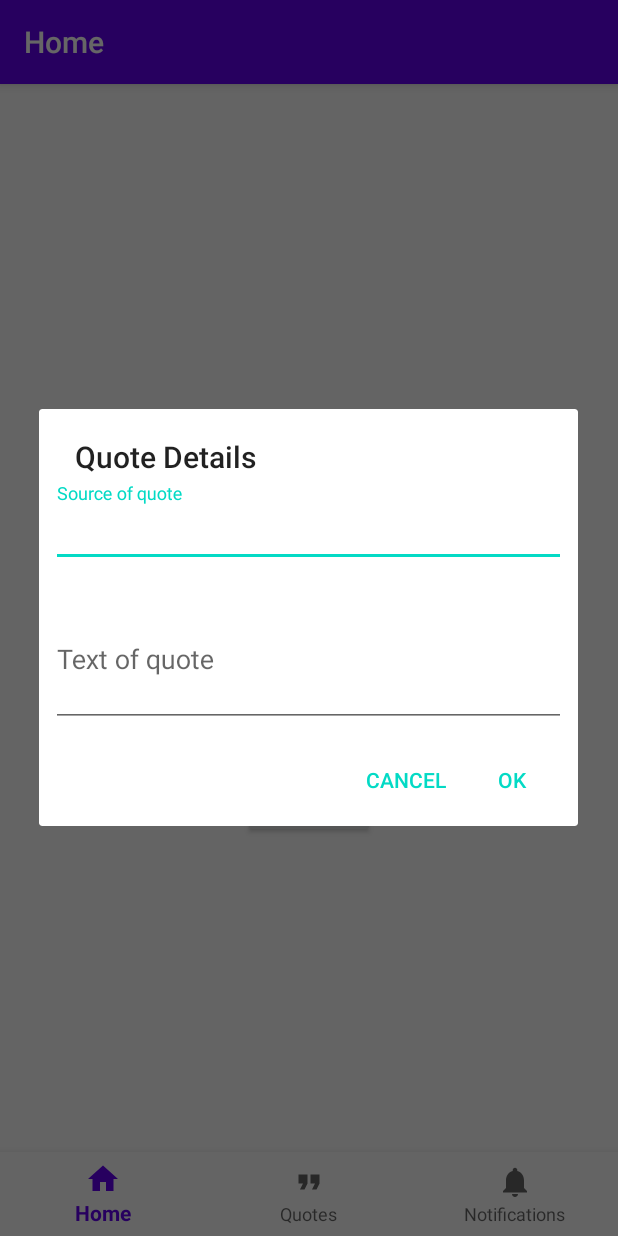
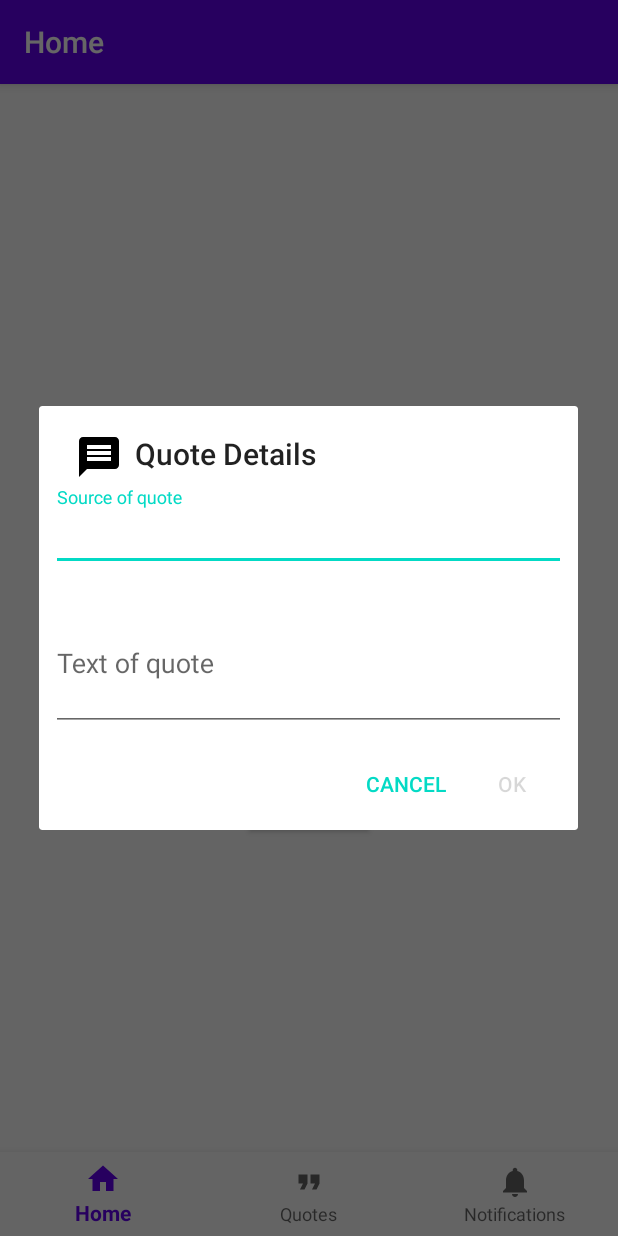
Before and after one commit to christie274/quotes, an Android app: the fragment QuoteEditFragment placed in its activity, on a phone screen of 412 x 824 dp. Run offline under Robolectric (Android 15) with nearby library versions, the phone set to English and light mode, and no system bars; our stand-ins replace Room's generated code, RxJava, navigation-ui; libraries missing offline, so code that uses them is left out: org.apache.commons.

Commit message:
Implemented saving of edited/new quotes.

```diff
--- a/app/src/main/java/edu/cnm/deepdive/quotes/QuoteEditFragment.java
+++ b/app/src/main/java/edu/cnm/deepdive/quotes/QuoteEditFragment.java
@@ -2,10 +2,14 @@ package edu.cnm.deepdive.quotes.controller;
 
 import android.app.Dialog;
 import android.os.Bundle;
+import android.text.Editable;
+import android.text.TextWatcher;
 import android.view.LayoutInflater;
 import android.view.View;
 import android.view.ViewGroup;
+import android.widget.ArrayAdapter;
 import android.widget.AutoCompleteTextView;
+import android.widget.Button;
 import android.widget.EditText;
 import androidx.annotation.NonNull;
 import androidx.annotation.Nullable;
@@ -13,9 +17,12 @@ import androidx.appcompat.app.AlertDialog;
 import androidx.fragment.app.DialogFragment;
 import androidx.lifecycle.ViewModelProvider;
 import edu.cnm.deepdive.quotes.R;
+import edu.cnm.deepdive.quotes.model.entity.Quote;
+import edu.cnm.deepdive.quotes.model.entity.Source;
 import edu.cnm.deepdive.quotes.viewmodel.MainViewModel;
+import java.util.List;
 
-public class QuoteEditFragment extends DialogFragment {
+public class QuoteEditFragment extends DialogFragment implements TextWatcher {
 
   private static final String ID_KEY = "quote_id";
 
@@ -25,6 +32,8 @@ public class QuoteEditFragment extends DialogFragment {
   private AutoCompleteTextView sourceName;
   private AlertDialog dialog;
   private MainViewModel viewModel;
+  private Quote quote;
+  private List<Source> sources;
 
   public static QuoteEditFragment newInstance(long quoteId) {
     QuoteEditFragment fragment = new QuoteEditFragment();
@@ -48,16 +57,31 @@ public class QuoteEditFragment extends DialogFragment {
     root = LayoutInflater.from(getContext()).inflate(R.layout.fragment_quote_edit, null, false);
     quoteText = root.findViewById(R.id.quote_text);
     sourceName = root.findViewById(R.id.source_name);
-    // TODO Add listeners to fields.
+    quoteText.addTextChangedListener(this);
     dialog = new AlertDialog.Builder(getContext())
-//        .setIcon(android.R.drawable.ic_m)
+       .setIcon(R.drawable.ic_message)
         .setTitle("Quote Details")
         .setView(root)
-        .setPositiveButton(android.R.string.ok, (dlg, which) -> {})
+        .setPositiveButton(android.R.string.ok, (dlg, which) -> save())
         .setNegativeButton(android.R.string.cancel, (dlg, which) -> {})
         .create();
-    // TODO Add onShow listener.
+    dialog.setOnShowListener((dlg) -> checkSubmitCondition());
     return dialog;
+  }
+
+  private void save() {
+    quote.setText(quoteText.getText().toString().trim());
+    Source source = null;
+    String name = sourceName.getText().toString().trim();
+    quote.setSourceId(null);
+    if (!name.isEmpty()) {
+      for (Source s : sources) {
+        if (name.equalsIgnoreCase(s.getName())) {
+          quote.setSourceId(s.getId());
+        }
+      }
+    }
+    viewModel.saveQuote(quote);
   }
 
   @Override
@@ -66,18 +90,47 @@ public class QuoteEditFragment extends DialogFragment {
     return root;
   }
 
+  @SuppressWarnings("ConstantConditions")
   @Override
   public void onViewCreated(@NonNull View view, @Nullable Bundle savedInstanceState) {
     super.onViewCreated(view, savedInstanceState);
     viewModel = new ViewModelProvider(getActivity()).get(MainViewModel.class);
+    viewModel.getSources().observe(getViewLifecycleOwner(), (sources) -> {
+      this.sources = sources;
+      ArrayAdapter<Source> adapter =
+          new ArrayAdapter<>(getContext(), android.R.layout.simple_dropdown_item_1line, sources);
+      sourceName.setAdapter(adapter);
+    });
     if (quoteId != 0) {
       viewModel.getQuote().observe(getViewLifecycleOwner(), (quote) -> {
+        this.quote = quote;
         if (quote != null) {
           quoteText.setText(quote.getText());
           sourceName.setText(quote.getSource() != null ? quote.getSource().getName() : "");
         }
       });
       viewModel.setQuoteId(quoteId);
+    } else {
+      quote = new Quote();
     }
   }
+
+  private void checkSubmitCondition() {
+    Button positive = dialog.getButton(AlertDialog.BUTTON_POSITIVE);
+    positive.setEnabled(!quoteText.getText().toString().trim().isEmpty());
+
+  }
+
+  @Override
+  public void beforeTextChanged(CharSequence s, int start, int count, int after) {
+  }
+
+  @Override
+  public void onTextChanged(CharSequence s, int start, int before, int count) {
+  }
+
+  @Override
+  public void afterTextChanged(Editable s) {
+checkSubmitCondition();
+  }
 }
--- a/app/src/main/java/edu/cnm/deepdive/quotes/model/dao/QuoteDao.java
+++ b/app/src/main/java/edu/cnm/deepdive/quotes/model/dao/QuoteDao.java
@@ -1,5 +1,6 @@
 package edu.cnm.deepdive.quotes.model.dao;
 
+import androidx.lifecycle.LiveData;
 import androidx.room.Dao;
 import androidx.room.Delete;
 import androidx.room.Insert;
@@ -30,7 +31,7 @@ public interface QuoteDao {
 
   @Transaction
   @Query("SELECT * FROM Quote ORDER BY text")
-  Single<List<QuoteWithSource>> selectAll();
+  LiveData<List<QuoteWithSource>> selectAll();
 
   @Query("SELECT * FROM Quote WHERE source_id = :sourceId")
   Single<List<Quote>> selectBySourceId(Long sourceId);
--- a/app/src/main/java/edu/cnm/deepdive/quotes/model/dao/SourceDao.java
+++ b/app/src/main/java/edu/cnm/deepdive/quotes/model/dao/SourceDao.java
@@ -1,5 +1,6 @@
 package edu.cnm.deepdive.quotes.model.dao;
 
+import androidx.lifecycle.LiveData;
 import androidx.room.Dao;
 import androidx.room.Delete;
 import androidx.room.Insert;
@@ -32,14 +33,14 @@ public interface SourceDao {
   Single<Integer> delete(Source... sources);
 
   @Query("SELECT * FROM Source ORDER BY name")
-  Single<List<Source>> selectAll();
+  LiveData<List<Source>> selectAll();
 
   @Transaction
   @Query("SELECT * FROM Source ORDER BY name")
-  Single<List<SourceWithQuotes>> selectAllWithQuotes();
+  LiveData<List<SourceWithQuotes>> selectAllWithQuotes();
 
   @Transaction
   @Query("SELECT * FROM Source WHERE source_id = :sourceId")
-  Single<SourceWithQuotes> selectById(long sourceId);
+  LiveData<SourceWithQuotes> selectById(long sourceId);
 
 }
--- /dev/null
+++ b/app/src/main/java/edu/cnm/deepdive/quotes/service/SourcesRepository.java
@@ -0,0 +1,26 @@
+package edu.cnm.deepdive.quotes.service;
+
+import android.content.Context;
+import androidx.lifecycle.LiveData;
+import edu.cnm.deepdive.quotes.model.dao.SourceDao;
+import edu.cnm.deepdive.quotes.model.entity.Source;
+import java.util.List;
+
+public class SourcesRepository {
+
+  private final Context context;
+  private final QuotesDatabase database;
+  private final SourceDao sourceDao;
+
+  public SourcesRepository(Context context) {
+    this.context = context;
+    database = QuotesDatabase.getInstance();
+    sourceDao = database.getSourceDao();
+  }
+
+  public LiveData<List<Source>> getAll() {
+    return sourceDao.selectAll();
+  }
+
+  //TODO Add methods for ave, delete, get.
+}
--- a/app/src/main/java/edu/cnm/deepdive/quotes/viewmodel/MainViewModel.java
+++ b/app/src/main/java/edu/cnm/deepdive/quotes/viewmodel/MainViewModel.java
@@ -9,33 +9,39 @@ import androidx.lifecycle.LiveData;
 import androidx.lifecycle.MutableLiveData;
 import androidx.lifecycle.OnLifecycleEvent;
 import edu.cnm.deepdive.quotes.model.entity.Quote;
+import edu.cnm.deepdive.quotes.model.entity.Source;
 import edu.cnm.deepdive.quotes.model.pojo.QuoteWithSource;
 import edu.cnm.deepdive.quotes.service.QuotesRepository;
+import edu.cnm.deepdive.quotes.service.SourcesRepository;
 import io.reactivex.disposables.CompositeDisposable;
 import java.util.List;
 
 public class MainViewModel extends AndroidViewModel implements LifecycleObserver {
 
-  private final QuotesRepository repository;
-  private final MutableLiveData<List<QuoteWithSource>> quotes;
+  private final QuotesRepository quotesRepository;
+  private final SourcesRepository sourcesRepository;
   private final MutableLiveData<Throwable> throwable;
   private final CompositeDisposable pending;
   private final MutableLiveData<QuoteWithSource> quote;
 
+
   public MainViewModel(@NonNull Application application) {
     super(application);
-    repository = new QuotesRepository(application);
-    quotes = new MutableLiveData<>();
+    quotesRepository = new QuotesRepository(application);
+    sourcesRepository = new SourcesRepository(application);
     quote = new MutableLiveData<>();
     throwable = new MutableLiveData<>();
     pending = new CompositeDisposable();
-    loadQuotes();
   }
 
   public LiveData<List<QuoteWithSource>> getQuotes() {
-    return quotes;
+    return quotesRepository.getAll();
   }
 
+public LiveData<List<Source>> getSources() {
+    return sourcesRepository.getAll();
+
+}
   public LiveData<QuoteWithSource> getQuote() {
     return quote;
   }
@@ -45,8 +51,9 @@ public class MainViewModel extends AndroidViewModel implements LifecycleObserver
   }
 
   public void setQuoteId(long id) {
+    throwable.setValue(null);
     pending.add(
-        repository.getQuote(id)
+        quotesRepository.get(id)
             .subscribe(
                 (quote) -> this.quote.postValue(quote),
                 (throwable) -> this.throwable.postValue(throwable)
@@ -54,15 +61,31 @@ public class MainViewModel extends AndroidViewModel implements LifecycleObserver
     );
   }
 
-  private void loadQuotes() {
+  public void saveQuote(Quote quote) {
+    throwable.setValue(null);
     pending.add(
-        repository.getQuotes()
+        quotesRepository.save(quote)
             .subscribe(
-                (quotes) -> this.quotes.postValue(quotes),
+                () -> {
+                },
                 (throwable) -> this.throwable.postValue(throwable)
             )
     );
   }
+
+
+  public void deleteQuote(Quote quote) {
+    throwable.setValue(null);
+    pending.add(
+        quotesRepository.delete(quote)
+            .subscribe(
+                () -> {
+                },
+                (throwable) -> this.throwable.postValue(throwable)
+            )
+    );
+  }
+
 
   @OnLifecycleEvent(Event.ON_STOP)
   private void clearPending() {
--- /dev/null
+++ b/app/src/main/res/drawable/ic_message.xml
@@ -0,0 +1,9 @@
+<vector xmlns:android="http://schemas.android.com/apk/res/android"
+        android:width="24dp"
+        android:height="24dp"
+        android:viewportWidth="24.0"
+        android:viewportHeight="24.0">
+    <path
+        android:fillColor="#FF000000"
+        android:pathData="M20,2L4,2c-1.1,0 -1.99,0.9 -1.99,2L2,22l4,-4h14c1.1,0 2,-0.9 2,-2L22,4c0,-1.1 -0.9,-2 -2,-2zM18,14L6,14v-2h12v2zM18,11L6,11L6,9h12v2zM18,8L6,8L6,6h12v2z"/>
+</vector>
```
Also changed, not shown: app/src/main/java/edu/cnm/deepdive/quotes/controller/QuotesFragment.java (+6 -1 lines), app/src/main/java/edu/cnm/deepdive/quotes/service/QuotesRepository.java (+24 -4 lines), app/src/main/res/drawable/ic_add.xml (added, +9 -0 lines), app/src/main/res/layout/fragment_quotes.xml (+10 -0 lines).
